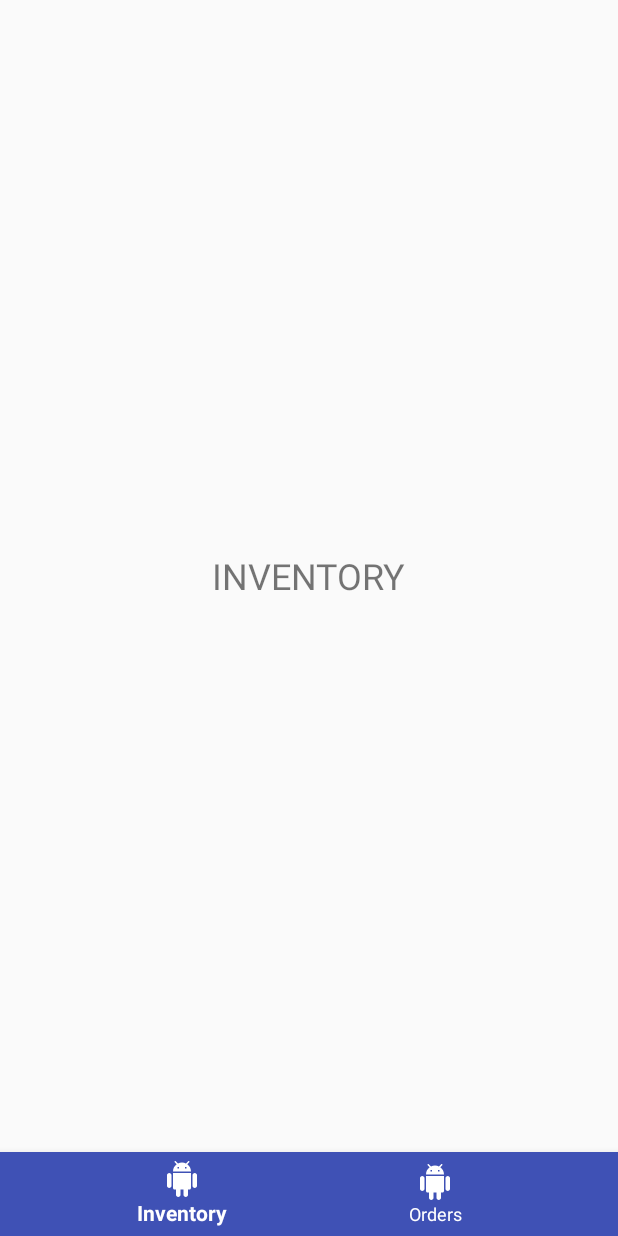
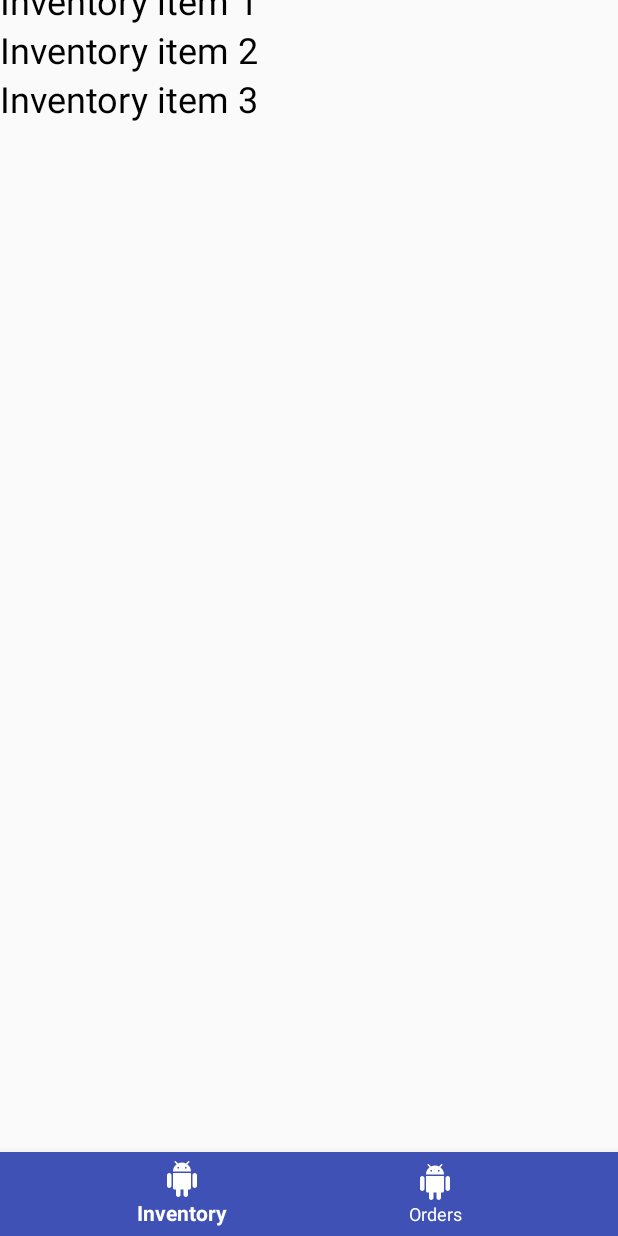
Before and after one commit to enyciaa/SmallgosShopkeeper, an Android app: the screen it shows after launch (MainActivity), on a phone screen of 412 x 824 dp. Run offline under Robolectric (Android 15) with nearby library versions, the phone set to English and light mode, and no system bars; our stand-ins replace ButterKnife, data binding.

Commit message:
Display inventory list

```diff
--- a/app/build.gradle
+++ b/app/build.gradle
@@ -27,4 +27,8 @@ dependencies {
     compile fileTree(dir: 'libs', include: ['*.jar'])
     compile 'com.android.support:design:25.2.0'
     compile 'com.android.support:appcompat-v7:25.2.0'
+    compile 'com.android.support:recyclerview-v7:25.2.0'
+
+    compile 'com.jakewharton:butterknife:8.5.1'
+    annotationProcessor 'com.jakewharton:butterknife-compiler:8.5.1'
 }
--- /dev/null
+++ b/app/src/main/java/smallgos/intuithack/com/smallgos/InventoryAdapter.java
@@ -0,0 +1,48 @@
+package smallgos.intuithack.com.smallgos;
+
+import android.support.v7.widget.RecyclerView;
+import android.view.LayoutInflater;
+import android.view.ViewGroup;
+import android.widget.LinearLayout;
+import android.widget.TextView;
+
+import butterknife.BindView;
+import butterknife.ButterKnife;
+
+public class InventoryAdapter extends RecyclerView.Adapter<InventoryAdapter.ViewHolder> {
+
+    private String[] dataSet;
+
+    public InventoryAdapter(String[] dataSet) {
+        this.dataSet = dataSet;
+    }
+
+    @Override
+    public InventoryAdapter.ViewHolder onCreateViewHolder(ViewGroup parent, int viewType) {
+        LinearLayout view = (LinearLayout) LayoutInflater.from(parent.getContext()).inflate(R.layout.item_inventory, parent, false);
+        return new ViewHolder(view);
+    }
+
+    @Override
+    public void onBindViewHolder(ViewHolder holder, int position) {
+        holder.itemInventoryTitle.setText(dataSet[position]);
+
+    }
+
+    @Override
+    public int getItemCount() {
+        return dataSet.length;
+    }
+
+    public static class ViewHolder extends RecyclerView.ViewHolder {
+
+        @BindView(R.id.itemInventoryTitle)
+        TextView itemInventoryTitle;
+
+
+        public ViewHolder(LinearLayout view) {
+            super(view);
+            ButterKnife.bind(this, view);
+        }
+    }
+}
--- a/app/src/main/java/smallgos/intuithack/com/smallgos/InventoryView.java
+++ b/app/src/main/java/smallgos/intuithack/com/smallgos/InventoryView.java
@@ -1,10 +1,20 @@
 package smallgos.intuithack.com.smallgos;
 
 import android.content.Context;
+import android.support.v7.widget.LinearLayoutManager;
+import android.support.v7.widget.RecyclerView;
 import android.util.AttributeSet;
 import android.widget.LinearLayout;
+import android.widget.Toast;
+
+import butterknife.BindView;
+import butterknife.ButterKnife;
+import butterknife.OnClick;
 
 public class InventoryView extends LinearLayout {
+
+    @BindView(R.id.inventoryList)
+    RecyclerView inventoryList;
 
     public InventoryView(Context context) {
         super(context);
@@ -25,5 +35,19 @@ public class InventoryView extends LinearLayout {
     @Override
     protected void onFinishInflate() {
         super.onFinishInflate();
+        ButterKnife.bind(this);
+        String[] data = new String[3];
+        data[0] = "Inventory item 1";
+        data[1] = "Inventory item 2";
+        data[2] = "Inventory item 3";
+        InventoryAdapter inventoryAdapter = new InventoryAdapter(data);
+        LinearLayoutManager linearLayoutManager = new LinearLayoutManager(getContext());
+        inventoryList.setLayoutManager(linearLayoutManager);
+        inventoryList.setAdapter(inventoryAdapter);
+    }
+
+    @OnClick
+    void addItem() {
+        Toast.makeText(getContext(), "GO TO MANAGE ITEM SCREEN", Toast.LENGTH_SHORT).show();
     }
 }
--- /dev/null
+++ b/app/src/main/res/drawable/ic_add.xml
@@ -0,0 +1,9 @@
+<vector xmlns:android="http://schemas.android.com/apk/res/android"
+        android:width="24dp"
+        android:height="24dp"
+        android:viewportWidth="24.0"
+        android:viewportHeight="24.0">
+    <path
+        android:fillColor="#FF000000"
+        android:pathData="M19,13h-6v6h-2v-6H5v-2h6V5h2v6h6v2z"/>
+</vector>
--- /dev/null
+++ b/app/src/main/res/layout/item_inventory.xml
@@ -0,0 +1,15 @@
+<?xml version="1.0" encoding="utf-8"?>
+<LinearLayout xmlns:android="http://schemas.android.com/apk/res/android"
+    android:orientation="vertical"
+    android:layout_width="match_parent"
+    android:layout_height="wrap_content">
+
+    <TextView
+        android:id="@+id/itemInventoryTitle"
+        android:layout_width="wrap_content"
+        android:layout_height="wrap_content"
+        android:textColor="@color/black_100"
+        android:textSize="@dimen/text_24"
+        android:text="Item"/>
+
+</LinearLayout>
--- a/app/src/main/res/layout/view_inventory.xml
+++ b/app/src/main/res/layout/view_inventory.xml
@@ -9,11 +9,20 @@
     android:orientation="vertical"
     >
 
-    <TextView
+    <android.support.v7.widget.RecyclerView
+        android:id="@+id/inventoryList"
+        android:layout_width="match_parent"
+        android:layout_height="match_parent"
+        android:scrollbars="vertical"
+        />
+
+    <android.support.design.widget.FloatingActionButton
+        android:id="@+id/addButton"
         android:layout_width="wrap_content"
         android:layout_height="wrap_content"
-        android:textSize="@dimen/text_24"
-        android:text="INVENTORY"
-        />
+        android:layout_margin="@dimen/grid_16"
+        app:layout_anchorGravity="bottom|end"
+        app:fabSize="normal"
+        app:srcCompat="@drawable/ic_add" />
 
 </smallgos.intuithack.com.smallgos.InventoryView>
```
